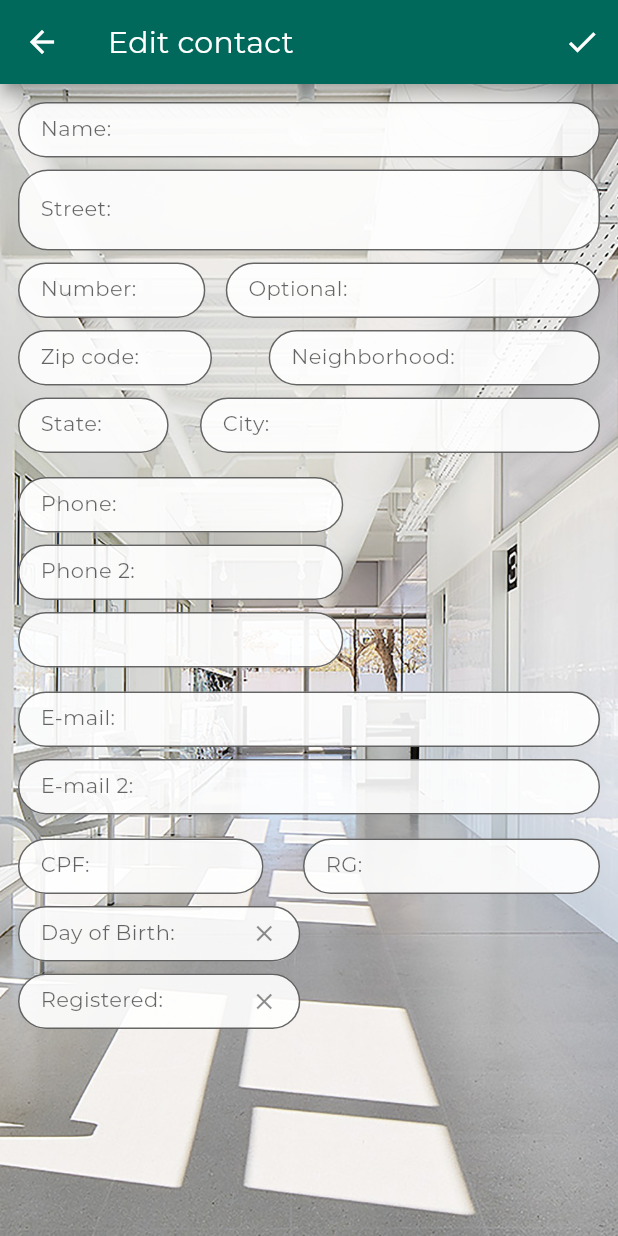
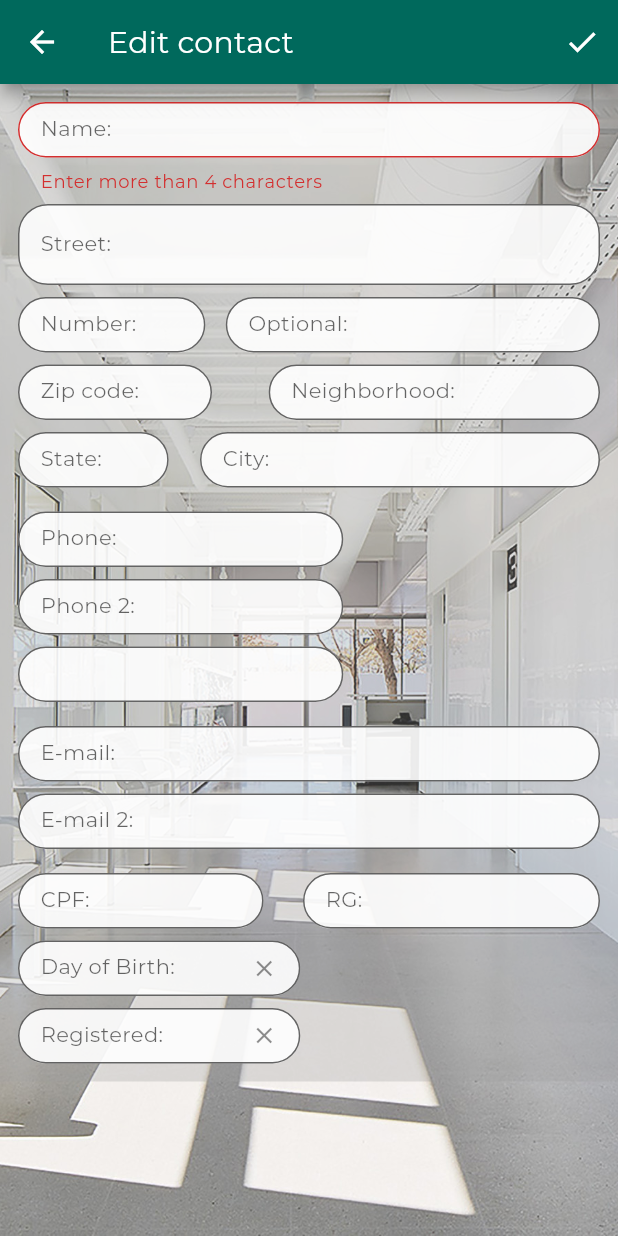
Before and after one commit to daalmana/tudo_seu_vet, a Flutter app: the ContactEditScreen screen opened by its route, after a tap on the "done" icon, on a phone screen of 412 x 824 dp. Run offline on Flutter 3.47's test engine with Material 2 defaults, Android fonts, the phone set to English and light mode, and no system bars; drawn by our look-alikes of datetime_picker_formfield; our stand-ins replace cloud_firestore, firebase_auth, firebase_core, flutter_fadein, flutter_slidable, flutter_spinkit; accounts and stored records are empty.

```diff
--- a/assets/lang/en.json
+++ b/assets/lang/en.json
@@ -1,14 +1,18 @@
 {
+  "Cancel": "Cancel",
   "Checking authentication": "Checking authentication",
   "City:": "City:",
   "Clients": "Clients",
   "Connecting to the app": "Connecting to the app",
   "Consults": "Consults",
   "+ Consult": "+ Consult",
+  "Contact": "Contact",
   "Contacts": "Contacts",
+  "Contact will be deleted": "Contact will be deleted",
   "CPF:": "CPF:",
   "Create a new account": "Create a new account",
   "Day of Birth:": "Day of Birth:",
+  "Delete": "Delete",
   "Edit contact": "Edit contact",
   "Enter more than 4 characters": "Enter more than 4 characters",
   "E-mail:": "E-mail:",
--- a/assets/lang/pt.json
+++ b/assets/lang/pt.json
@@ -1,14 +1,18 @@
 {
+  "Cancel": "Cancelar",
   "Checking authentication": "Verificando autenticação",
   "City:": "Cidade:",
   "Clients": "Clientes",
   "Connecting to the app": "Conectando-se ao aplicativo",
   "Consults": "Consultos",
   "+ Consult": "+ Consulto",
+  "Contact": "Contato",
   "Contacts": "Contatos",
+  "Contact will be deleted": "O contato será excluído",
   "CPF:": "CPF:",
   "Create a new account": "Criar nova conta",
   "Day of Birth:": "Nascimento:",
+  "Delete": "Deletar",
   "Edit contact": "Editar Contato",
   "Enter more than 4 characters": "Insira mais de 4 caracteres",
   "E-mail:": "E-mail:",
--- a/lib/src/screens/contact_edit_screen.dart
+++ b/lib/src/screens/contact_edit_screen.dart
@@ -128,7 +128,9 @@ class _ContactEditScreenState extends State<ContactEditScreen> {
             )
           ],
         ),
-        body: SingleChildScrollView(
+        body: Container(
+          color: Colors.grey.withOpacity(0.3),
+          child: SingleChildScrollView(
             child: Padding(
               padding: const EdgeInsets.all(8.0),
               child: Form(
@@ -140,6 +142,13 @@ class _ContactEditScreenState extends State<ContactEditScreen> {
                     Padding(
                       padding: const EdgeInsets.all(4.0),
                       child: TextFormField(
+                        validator: (value) {
+                          if (value.isEmpty || value.length < 4) {
+                            return AppLocalizations.of(context)
+                                .translate("Enter more than 4 characters");
+                          }
+                          return null;
+                        },
                         controller: nameController,
                         keyboardType: TextInputType.name,
                         style: Theme.of(context).textTheme.bodyText2,
@@ -373,8 +382,8 @@ class _ContactEditScreenState extends State<ContactEditScreen> {
                             border: OutlineInputBorder(
                               borderRadius: BorderRadius.circular(20.0),
                             ),
-                          labelText:
-                              AppLocalizations.of(context).translate("Phone:"),
+                            labelText: AppLocalizations.of(context)
+                                .translate("Phone:"),
                           ),
                           onSaved: (value) {
                             contactProvider.changePhone = value;
@@ -452,8 +461,8 @@ class _ContactEditScreenState extends State<ContactEditScreen> {
                             border: OutlineInputBorder(
                               borderRadius: BorderRadius.circular(20.0),
                             ),
-                          labelText:
-                              AppLocalizations.of(context).translate("E-mail:"),
+                            labelText: AppLocalizations.of(context)
+                                .translate("E-mail:"),
                           ),
                           onSaved: (value) {
                             contactProvider.changeEmail = value;
@@ -497,7 +506,7 @@ class _ContactEditScreenState extends State<ContactEditScreen> {
                             padding: const EdgeInsets.all(4.0),
                             child: TextFormField(
                               controller: cpfController,
-                            keyboardType: TextInputType.numberWithOptions(),
+                              keyboardType: TextInputType.phone,
                               style: Theme.of(context).textTheme.bodyText2,
                               decoration: InputDecoration(
                                 isDense: true,
@@ -523,7 +532,7 @@ class _ContactEditScreenState extends State<ContactEditScreen> {
                             padding: const EdgeInsets.all(4.0),
                             child: TextFormField(
                               controller: rgController,
-                            keyboardType: TextInputType.numberWithOptions(),
+                              keyboardType: TextInputType.phone,
                               style: Theme.of(context).textTheme.bodyText2,
                               decoration: InputDecoration(
                                 isDense: true,
@@ -534,8 +543,8 @@ class _ContactEditScreenState extends State<ContactEditScreen> {
                                 border: OutlineInputBorder(
                                   borderRadius: BorderRadius.circular(20.0),
                                 ),
-                              labelText:
-                                  AppLocalizations.of(context).translate("RG:"),
+                                labelText: AppLocalizations.of(context)
+                                    .translate("RG:"),
                               ),
                               onSaved: (value) {
                                 contactProvider.changeRg = value;
@@ -623,6 +632,7 @@ class _ContactEditScreenState extends State<ContactEditScreen> {
             ),
           ),
         ),
+      ),
     );
   }
 }
--- a/lib/src/screens/homePage.dart
+++ b/lib/src/screens/homePage.dart
@@ -53,7 +53,10 @@ class _HomePageState extends State<HomePage> {
             fit: BoxFit.cover,
           ),
         ),
+        child: Container(
+          color: Colors.grey.withOpacity(0.3),
           child: GridView.count(
+            reverse: true,
             crossAxisCount: 3,
             children: [
               HomePageMenuCard(
@@ -89,6 +92,7 @@ class _HomePageState extends State<HomePage> {
             ],
           ),
         ),
+      ),
     );
   }
 }
--- a/pubspec.yaml
+++ b/pubspec.yaml
@@ -39,6 +39,7 @@ dependencies:
   uuid: ^2.2.2
   provider: ^4.3.2+3
   intl: ^0.16.1
+  flutter_slidable: ^0.5.7
 
 dev_dependencies:
   flutter_test:
```
Also changed, not shown: lib/src/screens/contact_list_screen.dart (+105 -11 lines), pubspec.lock. Lines whose indentation alone changed are shown as unchanged.
